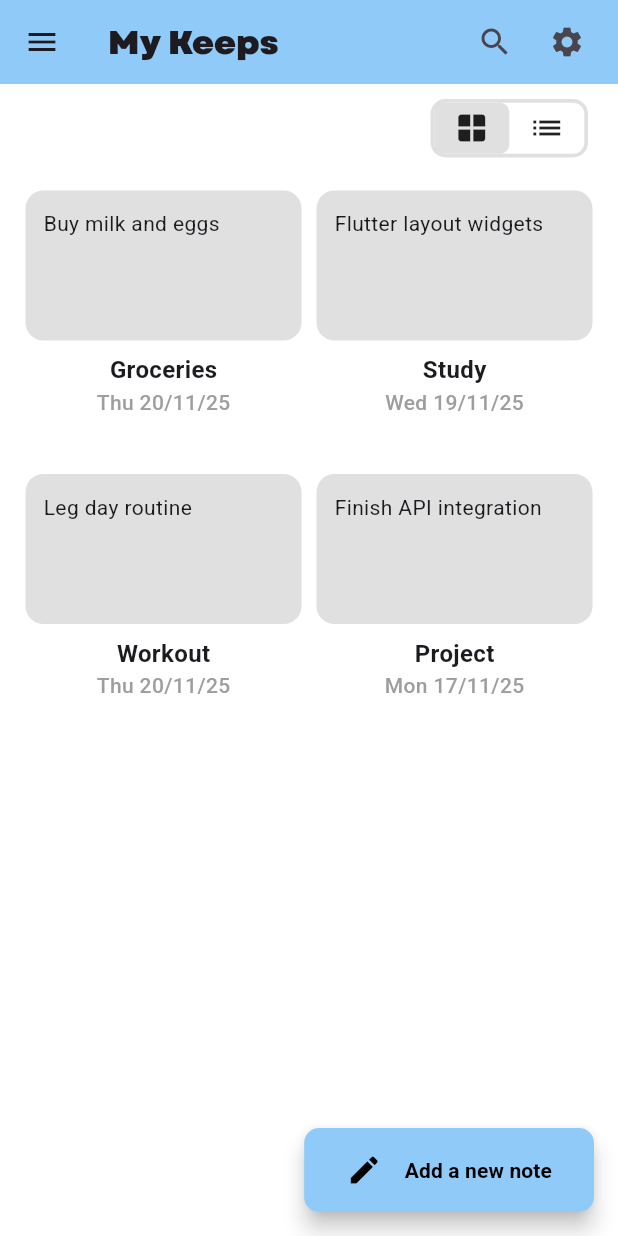
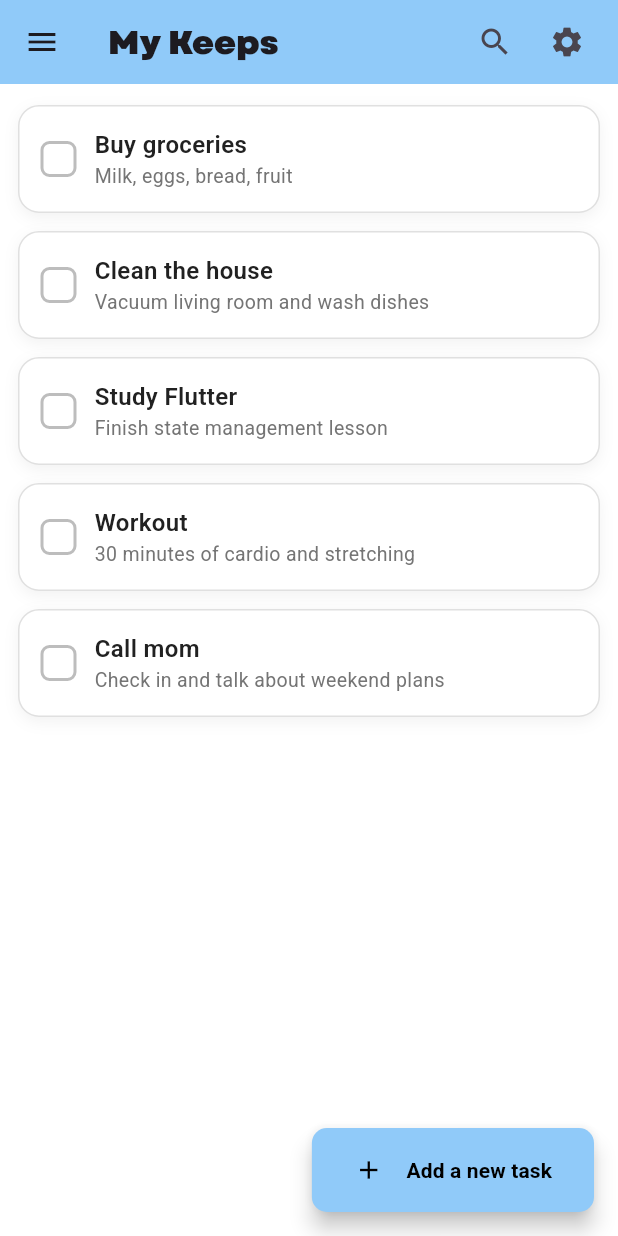
Before and after one commit to Estevanzc/flutter_project, a Flutter app: the screen it shows after launch, on a phone screen of 412 x 824 dp. Run offline on Flutter 3.47's test engine with Material 3 defaults, Android fonts, the phone set to English and light mode, and no system bars.

Commit message:
to do list

```diff
--- a/lib/constants/styles.dart
+++ b/lib/constants/styles.dart
@@ -35,4 +35,64 @@ class Styles {
     color: Colors.grey[300],
     borderRadius: BorderRadius.circular(6),
   );
+  static BoxDecoration taskWhite = BoxDecoration(
+    color: Colors.white,
+    borderRadius: BorderRadius.circular(14),
+    boxShadow: [
+      BoxShadow(
+        color: Colors.black.withOpacity(0.05),
+        blurRadius: 8,
+        offset: Offset(0, 3),
+      ),
+    ],
+    border: Border.all(
+      color: Colors.grey.shade300,
+      width: 1,
+    ),
+  );
+  static BoxDecoration taskCompletedWhite = BoxDecoration(
+    color: Colors.green.shade50,
+    borderRadius: BorderRadius.circular(14),
+    boxShadow: [
+      BoxShadow(
+        color: Colors.black.withOpacity(0.05),
+        blurRadius: 8,
+        offset: Offset(0, 3),
+      ),
+    ],
+    border: Border.all(
+      color: Colors.green.shade200,
+      width: 1,
+    ),
+  );
+  static BoxDecoration taskBlack = BoxDecoration(
+    color: Colors.white10,
+    borderRadius: BorderRadius.circular(14),
+    boxShadow: [
+      BoxShadow(
+        color: Colors.black.withOpacity(0.05),
+        blurRadius: 8,
+        offset: Offset(0, 3),
+      ),
+    ],
+    border: Border.all(
+      color: Colors.grey.shade800,
+      width: 1,
+    ),
+  );
+  static BoxDecoration taskCompletedBlack = BoxDecoration(
+    color: Color(0xFF1E1E1E),
+    borderRadius: BorderRadius.circular(14),
+    boxShadow: [
+      BoxShadow(
+        color: Colors.black.withOpacity(0.45),
+        blurRadius: 10,
+        offset: const Offset(0, 4),
+      ),
+    ],
+    border: Border.all(
+      color: Color(0xFF3A3A3A), // subtle border
+      width: 1.4,
+    ),
+  );
 }
--- a/lib/main.dart
+++ b/lib/main.dart
@@ -4,6 +4,7 @@ import 'package:flutter_project/notifiers/theme_provider.dart';
 import 'package:flutter_project/pages/home_page.dart';
 import 'package:flutter_project/pages/profile_page.dart';
 import 'package:flutter_project/pages/settings_page.dart';
+import 'package:flutter_project/pages/to_do_page.dart';
 import 'package:provider/provider.dart';
 
 void main() {
@@ -12,13 +13,22 @@ void main() {
   );
 }
 
-class MyApp extends StatelessWidget {
-  const MyApp({super.key});
+class MyApp extends StatefulWidget {
+  MyApp({super.key});
+
+  @override
+  State<MyApp> createState() => _MyAppState();
+}
+
+class _MyAppState extends State<MyApp> {
+  int _pageIndex = 1;
+  final List<Widget> _pages = [HomePage(), ToDoPage()];
 
   @override
   Widget build(BuildContext context) {
     return Consumer<ThemeProvider>(
       builder: (context, themeNotifier, child) {
+        bool isDark = Theme.of(context).brightness == Brightness.dark;
         return MaterialApp(
           debugShowCheckedModeBanner: false,
           theme: Config.lightTheme,
@@ -50,7 +60,7 @@ class MyApp extends StatelessWidget {
                   ],
                   actionsPadding: EdgeInsets.only(right: 10),
                 ),
-                body: HomePage(),
+                body: _pages[_pageIndex],
                 floatingActionButton: FloatingActionButton.extended(
                   onPressed: () {},
                   backgroundColor:
@@ -65,14 +75,17 @@ class MyApp extends StatelessWidget {
                     child: Row(
                       children: [
                         Icon(
-                          Icons.edit,
+                          _pageIndex == 0 ? Icons.edit : Icons.add,
                           color: Theme.of(context).brightness == Brightness.dark
                               ? Colors.white
                               : Colors.black,
+                          size: 20,
                         ),
                         SizedBox(width: 15),
                         Text(
-                          "Add a new note",
+                          _pageIndex == 0
+                              ? "Write a new note"
+                              : "Add a new task",
                           style: TextStyle(
                             fontWeight: FontWeight.bold,
                             color:
@@ -110,19 +123,39 @@ class MyApp extends StatelessWidget {
                           child: Divider(),
                         ),
 
-                        ListTile(
+                        Container(
+                          color: _pageIndex == 0
+                              ? (Theme.of(context).brightness == Brightness.dark
+                                    ? Colors.white10
+                                    : Colors.grey.shade300)
+                              : null,
+                          child: ListTile(
                             leading: const Icon(Icons.home),
                             title: const Text('Notes'),
                             onTap: () {
+                              setState(() {
+                                _pageIndex = 0;
+                              });
                               Navigator.pop(context);
                             },
                           ),
-                        ListTile(
+                        ),
+                        Container(
+                          color: _pageIndex == 1
+                              ? (Theme.of(context).brightness == Brightness.dark
+                                    ? Colors.white10
+                                    : Colors.grey.shade300)
+                              : null,
+                          child: ListTile(
                             leading: const Icon(Icons.list),
                             title: const Text('To do'),
                             onTap: () {
+                              setState(() {
+                                _pageIndex = 1;
+                              });
                               Navigator.pop(context);
                             },
+                          ),
                         ),
                         Spacer(),
                         ListTile(
--- /dev/null
+++ b/lib/pages/to_do_page.dart
@@ -0,0 +1,107 @@
+import 'package:flutter/material.dart';
+import 'package:flutter_project/widgets/to_do_widget.dart';
+
+class ToDoPage extends StatefulWidget {
+  ToDoPage({super.key});
+
+  @override
+  State<ToDoPage> createState() => _ToDoPageState();
+}
+
+class _ToDoPageState extends State<ToDoPage> {
+  List<Map> tasks = [
+    {
+      "title": "Buy groceries",
+      "description": "Milk, eggs, bread, fruit",
+      "completed": false,
+    },
+    {
+      "title": "Clean the house",
+      "description": "Vacuum living room and wash dishes",
+      "completed": false,
+    },
+    {
+      "title": "Study Flutter",
+      "description": "Finish state management lesson",
+      "completed": false,
+    },
+    {
+      "title": "Workout",
+      "description": "30 minutes of cardio and stretching",
+      "completed": false,
+    },
+    {
+      "title": "Call mom",
+      "description": "Check in and talk about weekend plans",
+      "completed": false,
+    },
+  ];
+
+  void taskValue(int index) {
+    setState(() {
+      tasks[index]["completed"] = !tasks[index]["completed"];
+    });
+  }
+
+  void deleteTask(int index) {
+    setState(() {
+      tasks.removeAt(index);
+    });
+  }
+
+  @override
+  Widget build(BuildContext context) {
+    return Padding(
+      padding: const EdgeInsets.only(top: 8.0),
+      child: ListView.builder(
+        itemCount: tasks.length,
+        itemBuilder: (context, index) {
+          return Dismissible(
+            key: Key(tasks[index]["title"]),
+            direction: DismissDirection.endToStart,
+            background: Container(
+              padding: EdgeInsets.only(right: 20),
+              alignment: Alignment.centerRight,
+              color: Colors.red,
+              child: Icon(Icons.delete, color: Colors.white),
+            ),
+            onDismissed: (direction) {
+              deleteTask(index);
+            },
+            child: Dismissible(
+              key: Key(tasks[index]["title"]),
+              direction: DismissDirection.endToStart,
+              onDismissed: (direction) {
+                setState(() {
+                  tasks.removeAt(index);
+                });
+              },
+
+              background: Container(
+                margin: EdgeInsets.symmetric(
+                  horizontal: 12,
+                  vertical: 6,
+                ),
+                decoration: BoxDecoration(
+                  color: Colors.red.shade400,
+                  borderRadius: BorderRadius.circular(
+                    14,
+                  ),
+                ),
+                alignment: Alignment.centerRight,
+                padding: EdgeInsets.only(right: 20),
+                child: Icon(Icons.delete, color: Colors.white),
+              ),
+              child: ToDoWidget(
+                completed: tasks[index]["completed"],
+                title: tasks[index]["title"],
+                subtitle: tasks[index]["description"],
+                onToggle: () => taskValue(index),
+              ),
+            ),
+          );
+        },
+      ),
+    );
+  }
+}
--- /dev/null
+++ b/lib/widgets/to_do_widget.dart
@@ -0,0 +1,100 @@
+import 'package:flutter/material.dart';
+import 'package:flutter_project/constants/styles.dart';
+import 'package:provider/provider.dart';
+import 'package:flutter_project/notifiers/theme_provider.dart';
+
+class ToDoWidget extends StatelessWidget {
+  final bool completed;
+  final String title;
+  final String? subtitle;
+  final VoidCallback onToggle;
+  final VoidCallback? onDelete;
+
+  const ToDoWidget({
+    super.key,
+    required this.completed,
+    required this.title,
+    this.subtitle,
+    required this.onToggle,
+    this.onDelete,
+  });
+  BoxDecoration taskStyle (context, isDark) {
+    BoxDecoration taskStyle = BoxDecoration();
+    if (completed) {
+      taskStyle = isDark ? Styles.taskCompletedBlack : Styles.taskCompletedWhite;
+    } else {
+      taskStyle = isDark ? Styles.taskBlack : Styles.taskWhite;
+    }
+    return taskStyle;
+  }
+
+  @override
+  Widget build(BuildContext context) {
+    bool isDark = Theme.of(context).brightness == Brightness.dark;
+    return Container(
+      margin: const EdgeInsets.symmetric(vertical: 6, horizontal: 12),
+      padding: const EdgeInsets.all(14),
+      decoration: taskStyle(context, isDark),
+      child: Row(
+        children: [
+          GestureDetector(
+            onTap: onToggle,
+            child: AnimatedContainer(
+              duration: Duration(milliseconds: 200),
+              height: 24,
+              width: 24,
+              decoration: BoxDecoration(
+                color: completed ? Colors.green : Colors.white,
+                borderRadius: BorderRadius.circular(6),
+                border: Border.all(
+                  color: completed ? Colors.green : Colors.grey.shade400,
+                  width: 2,
+                ),
+              ),
+              child: completed
+                  ? Icon(Icons.check, color: Colors.white, size: 18)
+                  : null,
+            ),
+          ),
+
+          SizedBox(width: 12),
+
+          Expanded(
+            child: Column(
+              crossAxisAlignment: CrossAxisAlignment.start,
+              children: [
+                Text(
+                  title,
+                  style: TextStyle(
+                    fontSize: 16,
+                    fontWeight: FontWeight.w600,
+                    decoration:
+                        completed ? TextDecoration.lineThrough : null,
+                    color: completed
+                        ? Colors.grey.shade600
+                        : (isDark ? Colors.grey.shade300 : Colors.grey.shade900),
+                  ),
+                ),
+
+                if (subtitle != null)
+                  Text(
+                    subtitle!,
+                    style: TextStyle(
+                      fontSize: 13,
+                      color: Colors.grey.shade600,
+                    ),
+                  ),
+              ],
+            ),
+          ),
+
+          if (onDelete != null)
+            IconButton(
+              icon: Icon(Icons.delete_outline, color: Colors.red.shade400),
+              onPressed: onDelete,
+            ),
+        ],
+      ),
+    );
+  }
+}
```
Also changed, not shown: 1 other file. Lines whose indentation alone changed are shown as unchanged.
